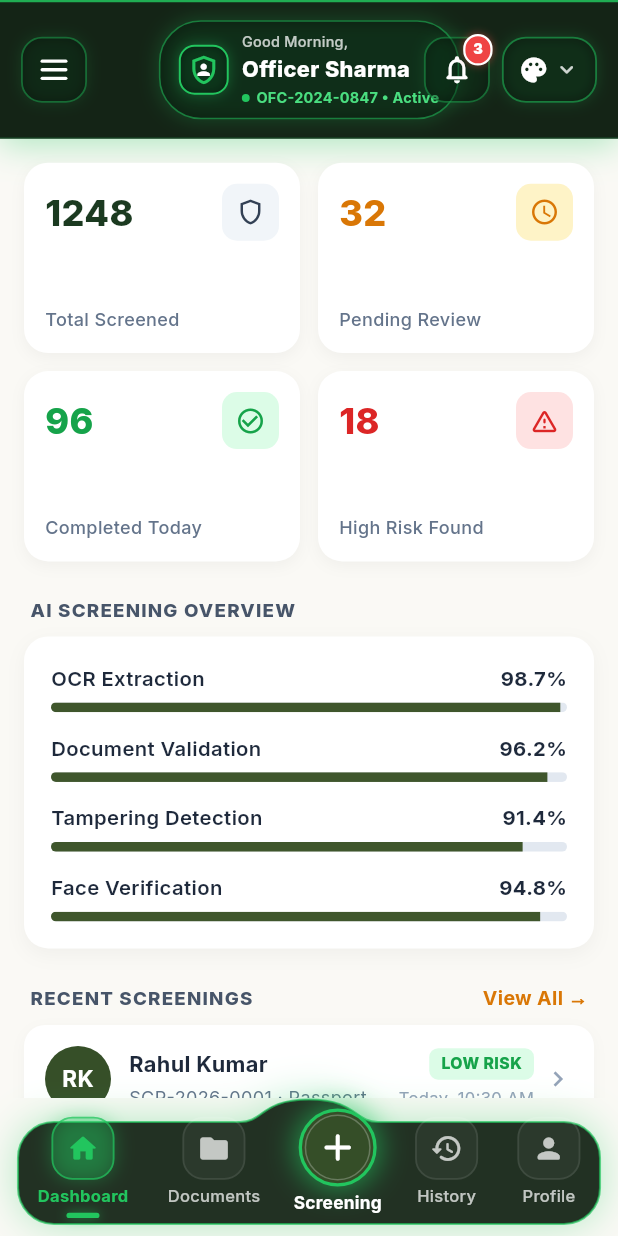
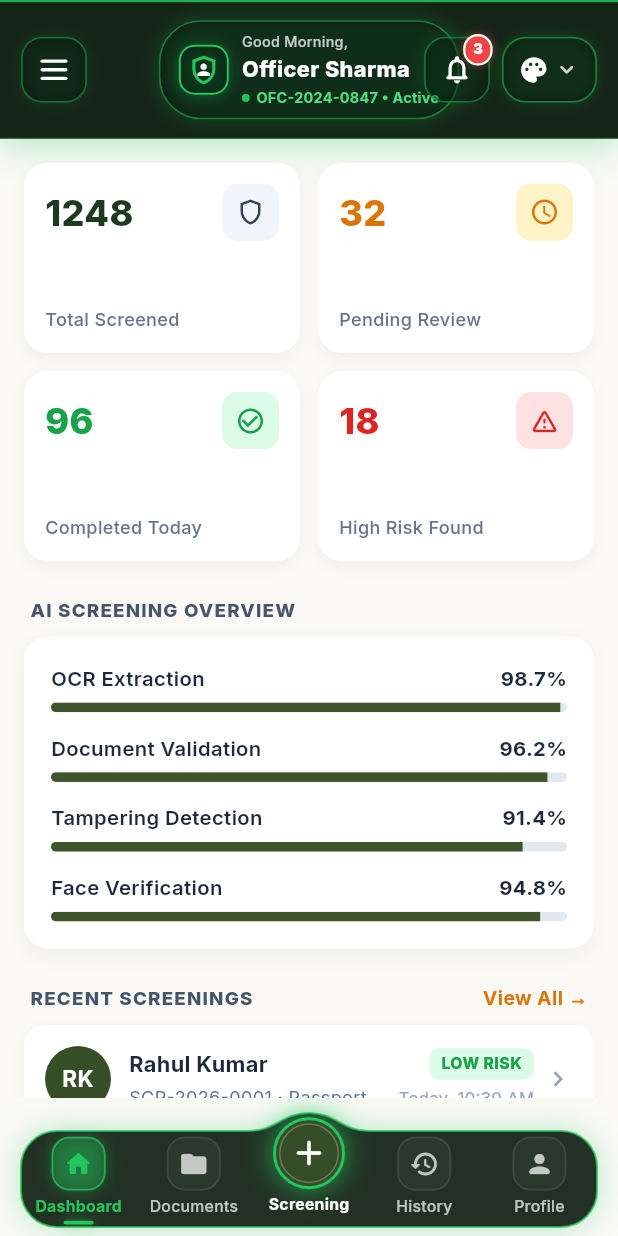
Before and after one commit to dy506214-ux/Al-Based-Fake-Identity-Document-Screening-System, a Flutter app: the screen it shows after launch, after a tap on "LOGIN", on a phone screen of 412 x 824 dp. Run offline on Flutter 3.47's test engine with Material 3 defaults, Android fonts, the phone set to English and light mode, and no system bars; our stand-ins replace dio, flutter_riverpod, flutter_secure_storage, go_router, google_fonts, image_picker; network calls fail.

Commit message:
feat: implement authenticated API client and custom glassmorphic bottom navigation shell

```diff
--- a/lib/core/network/api_client.dart
+++ b/lib/core/network/api_client.dart
@@ -19,19 +19,20 @@ class ApiClient {
           connectTimeout: const Duration(seconds: 30),
           receiveTimeout: const Duration(seconds: 30),
           headers: {
-            'Content-Type': 'application/json',
             'Accept': 'application/json',
           },
         )) {
     _dio.interceptors.add(_authInterceptor());
     if (kDebugMode) {
-      // Safe development logging without leaking sensitive payloads
-      _dio.interceptors.add(LogInterceptor(
-        responseBody: false,
-        requestBody: false,
-        requestHeader: false,
-        responseHeader: false,
-        error: true,
+      _dio.interceptors.add(InterceptorsWrapper(
+        onError: (DioException e, handler) {
+          if (kIsWeb && e.type == DioExceptionType.connectionError) {
+            debugPrint('[ApiClient] Notice: Render server offline or browser CORS preflight active. Using cache.');
+          } else {
+            debugPrint('[ApiClient] Error on ${e.requestOptions.path}: ${e.message}');
+          }
+          return handler.next(e);
+        },
       ));
     }
   }
@@ -43,11 +44,19 @@ class ApiClient {
         if (token != null) {
           options.headers['Authorization'] = 'Bearer $token';
         }
+        // Only set Content-Type if request contains payload and is not FormData
+        if (options.data != null && options.data is! FormData) {
+          options.headers['Content-Type'] = 'application/json';
+        } else if (options.data is FormData) {
+          options.headers.remove('Content-Type');
+        } else {
+          options.headers.remove('Content-Type');
+        }
         return handler.next(options);
       },
       onError: (DioException e, handler) async {
         if (e.response?.statusCode == 401) {
-          // TODO: Implement Token Refresh Logic here
+          // Token expired or unauthorized
         }
         return handler.next(e);
       },
--- a/lib/core/widgets/app_bottom_navbar.dart
+++ b/lib/core/widgets/app_bottom_navbar.dart
@@ -28,33 +28,35 @@ class AppBottomNavbar extends ConsumerWidget {
     return SafeArea(
       top: false,
       child: Container(
-        margin: const EdgeInsets.fromLTRB(12, 0, 12, 8),
-        height: 84,
+        margin: const EdgeInsets.fromLTRB(14, 0, 14, 6),
+        height: 76,
         child: LayoutBuilder(
           builder: (context, constraints) {
+            final barWidth = constraints.maxWidth;
+            const barHeight = 76.0;
+
             return Stack(
               clipBehavior: Clip.none,
               children: [
-                // 1. Futuristic Glassmorphic Custom Painter with Center Dome
+                // 1. Futuristic Glassmorphic Background with Smooth Center Dome
                 Positioned.fill(
                   child: CustomPaint(
-                    size: Size(constraints.maxWidth, 84),
+                    size: Size(barWidth, barHeight),
                     painter: NavBarBackgroundPainter(
                       backgroundColor: currentTheme.headerBackground.withValues(alpha: 0.94),
-                      borderColor: currentTheme.accentColor.withValues(alpha: 0.7),
+                      borderColor: currentTheme.accentColor.withValues(alpha: 0.72),
                       glowColor: currentTheme.glowColor,
                     ),
                   ),
                 ),
 
-                // 2. Navigation Tab Buttons Row
+                // 2. 5 Horizontally Balanced Navigation Columns
                 Positioned.fill(
                   child: Row(
-                    mainAxisAlignment: MainAxisAlignment.spaceAround,
-                    crossAxisAlignment: CrossAxisAlignment.end,
                     children: [
                       // Tab 1: Dashboard
-                      _buildNavItem(
+                      Expanded(
+                        child: _buildNavItem(
                           context: context,
                           icon: Icons.home_rounded,
                           label: 'Dashboard',
@@ -62,9 +64,11 @@ class AppBottomNavbar extends ConsumerWidget {
                           theme: currentTheme,
                           onTap: () => context.go('/dashboard'),
                         ),
+                      ),
 
                       // Tab 2: Documents
-                      _buildNavItem(
+                      Expanded(
+                        child: _buildNavItem(
                           context: context,
                           icon: Icons.folder_rounded,
                           label: 'Documents',
@@ -72,16 +76,20 @@ class AppBottomNavbar extends ConsumerWidget {
                           theme: currentTheme,
                           onTap: () => context.go('/documents'),
                         ),
+                      ),
 
-                      // Tab 3: Center Screening Action Button
-                      _ScreeningActionButton(
+                      // Tab 3: Central Raised Screening Action Button
+                      Expanded(
+                        child: _ScreeningActionButton(
                           theme: currentTheme,
                           isSelected: currentIndex == 2,
                           onTap: () => context.go('/screening'),
                         ),
+                      ),
 
                       // Tab 4: History
-                      _buildNavItem(
+                      Expanded(
+                        child: _buildNavItem(
                           context: context,
                           icon: Icons.history_rounded,
                           label: 'History',
@@ -89,15 +97,18 @@ class AppBottomNavbar extends ConsumerWidget {
                           theme: currentTheme,
                           onTap: () => context.go('/history'),
                         ),
+                      ),
 
                       // Tab 5: Profile
-                      _buildNavItem(
+                      Expanded(
+                        child: _buildNavItem(
                           context: context,
                           icon: Icons.person_rounded,
                           label: 'Profile',
                           isSelected: currentIndex == 4,
                           theme: currentTheme,
                           onTap: () => context.go('/profile'),
+                        ),
                       ),
                     ],
                   ),
@@ -128,23 +139,24 @@ class AppBottomNavbar extends ConsumerWidget {
           onTap: onTap,
           borderRadius: BorderRadius.circular(16),
           child: Padding(
-            padding: const EdgeInsets.symmetric(horizontal: 4, vertical: 4),
+            padding: const EdgeInsets.only(top: 14),
             child: Column(
               mainAxisSize: MainAxisSize.min,
+              mainAxisAlignment: MainAxisAlignment.center,
               children: [
                 // Squircle glass container for icon
                 AnimatedContainer(
                   duration: const Duration(milliseconds: 180),
-                  width: 42,
-                  height: 42,
+                  width: 36,
+                  height: 36,
                   decoration: BoxDecoration(
                     color: isSelected
                         ? theme.accentColor.withValues(alpha: 0.22)
                         : Colors.white.withValues(alpha: 0.04),
-                    borderRadius: BorderRadius.circular(14),
+                    borderRadius: BorderRadius.circular(12),
                     border: Border.all(
                       color: isSelected
-                          ? theme.accentColor.withValues(alpha: 0.7)
+                          ? theme.accentColor.withValues(alpha: 0.75)
                           : Colors.white.withValues(alpha: 0.09),
                       width: 1.2,
                     ),
@@ -152,7 +164,7 @@ class AppBottomNavbar extends ConsumerWidget {
                         ? [
                             BoxShadow(
                               color: theme.accentColor.withValues(alpha: 0.35),
-                              blurRadius: 10,
+                              blurRadius: 8,
                             ),
                           ]
                         : null,
@@ -160,7 +172,7 @@ class AppBottomNavbar extends ConsumerWidget {
                   child: Center(
                     child: Icon(
                       icon,
-                      size: 22,
+                      size: 20,
                       color: isSelected
                           ? theme.accentColor
                           : Colors.white.withValues(alpha: 0.72),
@@ -171,7 +183,7 @@ class AppBottomNavbar extends ConsumerWidget {
                 Text(
                   label,
                   style: TextStyle(
-                    fontSize: 11,
+                    fontSize: 10.5,
                     fontWeight: isSelected ? FontWeight.w700 : FontWeight.w500,
                     color: isSelected
                         ? theme.accentColor
@@ -179,20 +191,20 @@ class AppBottomNavbar extends ConsumerWidget {
                     letterSpacing: 0.2,
                   ),
                 ),
-                const SizedBox(height: 3),
+                const SizedBox(height: 2),
                 // Glowing active indicator bar
                 AnimatedContainer(
                   duration: const Duration(milliseconds: 180),
-                  width: isSelected ? 22 : 0,
-                  height: 3.5,
+                  width: isSelected ? 20 : 0,
+                  height: 2.5,
                   decoration: BoxDecoration(
                     color: isSelected ? theme.accentColor : Colors.transparent,
                     borderRadius: BorderRadius.circular(2),
                     boxShadow: isSelected
                         ? [
                             BoxShadow(
-                              color: theme.accentColor.withValues(alpha: 0.65),
-                              blurRadius: 6,
+                              color: theme.accentColor.withValues(alpha: 0.7),
+                              blurRadius: 5,
                             ),
                           ]
                         : null,
@@ -207,7 +219,7 @@ class AppBottomNavbar extends ConsumerWidget {
   }
 }
 
-/// Central Prominent Circular Elevated Action Button
+/// Central Raised Circular Action Button
 class _ScreeningActionButton extends StatefulWidget {
   final AppThemeMode theme;
   final bool isSelected;
@@ -240,40 +252,39 @@ class _ScreeningActionButtonState extends State<_ScreeningActionButton> {
             widget.onTap();
           },
           onTapCancel: () => setState(() => _isPressed = false),
-          child: Padding(
-            padding: const EdgeInsets.only(bottom: 6),
           child: Column(
             mainAxisSize: MainAxisSize.min,
+            mainAxisAlignment: MainAxisAlignment.center,
             children: [
               AnimatedScale(
                 scale: _isPressed ? 0.94 : 1.0,
                 duration: const Duration(milliseconds: 140),
                 curve: Curves.easeOutCubic,
                 child: Container(
-                    width: 52,
-                    height: 52,
+                  width: 48,
+                  height: 48,
                   decoration: BoxDecoration(
                     shape: BoxShape.circle,
                     color: widget.theme.primaryColor,
                     border: Border.all(
                       color: widget.theme.accentColor,
-                        width: 2.2,
+                      width: 2.0,
                     ),
                     boxShadow: [
                       BoxShadow(
                         color: widget.theme.accentColor.withValues(alpha: 0.65),
-                          blurRadius: 16,
-                          spreadRadius: 2,
+                        blurRadius: 14,
+                        spreadRadius: 1,
                       ),
                     ],
                   ),
                   child: Stack(
                     alignment: Alignment.center,
                     children: [
-                        // Inner translucent highlight ring
+                      // Inner highlight ring
                       Container(
-                          width: 44,
-                          height: 44,
+                        width: 40,
+                        height: 40,
                         decoration: BoxDecoration(
                           shape: BoxShape.circle,
                           border: Border.all(
@@ -285,7 +296,7 @@ class _ScreeningActionButtonState extends State<_ScreeningActionButton> {
                       const Icon(
                         Icons.add_rounded,
                         color: Colors.white,
-                          size: 30,
+                        size: 28,
                       ),
                     ],
                   ),
@@ -295,7 +306,7 @@ class _ScreeningActionButtonState extends State<_ScreeningActionButton> {
               Text(
                 'Screening',
                 style: TextStyle(
-                    fontSize: 11.5,
+                  fontSize: 10.5,
                   fontWeight: FontWeight.w700,
                   color: widget.isSelected
                       ? widget.theme.accentColor
@@ -303,8 +314,8 @@ class _ScreeningActionButtonState extends State<_ScreeningActionButton> {
                   letterSpacing: 0.2,
                 ),
               ),
+              const SizedBox(height: 4.5),
             ],
-            ),
           ),
         ),
       ),
@@ -312,7 +323,7 @@ class _ScreeningActionButtonState extends State<_ScreeningActionButton> {
   }
 }
 
-/// CustomPainter for the smooth futuristic glass navbar container with center dome
+/// Mathematically continuous, smooth CustomPainter for the navbar background with center dome
 class NavBarBackgroundPainter extends CustomPainter {
   final Color backgroundColor;
   final Color borderColor;
@@ -327,23 +338,33 @@ class NavBarBackgroundPainter extends CustomPainter {
   @override
   void paint(Canvas canvas, Size size) {
     const double cornerRadius = 24.0;
-    const double topY = 16.0;
+    const double topY = 12.0;
     final double bottomY = size.height;
     final double cx = size.width / 2;
 
     final path = Path();
 
-    // 1. Top-left flat line start
+    // 1. Start top-left corner
     path.moveTo(cornerRadius, topY);
 
-    // 2. Flat line to dome onset
-    path.lineTo(cx - 46, topY);
+    // 2. Line to dome start (cx - 40)
+    path.lineTo(cx - 40, topY);
 
-    // 3. Smooth organic arch over the center screening button
-    path.cubicTo(cx - 30, topY, cx - 32, 1, cx, 1);
-    path.cubicTo(cx + 32, 1, cx + 30, topY, cx + 46, topY);
+    // 3. Mathematically strictly monotonic C1-smooth arch over the center screening button
+    // Left half: starts horizontally at topY, arches smoothly to peak at y = 0
+    path.cubicTo(
+      cx - 22, topY, // CP1: horizontal start
+      cx - 18, 0,    // CP2: horizontal peak approach
+      cx, 0,         // Peak at cx, y=0
+    );
+    // Right half: leaves peak horizontally, lands smoothly at topY
+    path.cubicTo(
+      cx + 18, 0,    // CP3: horizontal peak departure
+      cx + 22, topY, // CP4: horizontal landing approach
+      cx + 40, topY, // Land point
+    );
 
-    // 4. Flat line to top-right corner
+    // 4. Line to top-right corner
     path.lineTo(size.width - cornerRadius, topY);
 
     // 5. Top-right rounded corner
@@ -381,19 +402,19 @@ class NavBarBackgroundPainter extends CustomPainter {
 
     path.close();
 
-    // Paint glow shadow
+    // Subtle soft glow shadow
     final glowPaint = Paint()
       ..color = glowColor
-      ..maskFilter = const MaskFilter.blur(BlurStyle.outer, 14);
+      ..maskFilter = const MaskFilter.blur(BlurStyle.outer, 10);
     canvas.drawPath(path, glowPaint);
 
-    // Paint dark glass background
+    // Dark glass background
     final fillPaint = Paint()
       ..color = backgroundColor
       ..style = PaintingStyle.fill;
     canvas.drawPath(path, fillPaint);
 
-    // Paint neon accent border
+    // Neon accent border
     final borderPaint = Paint()
       ..color = borderColor
       ..style = PaintingStyle.stroke
--- a/lib/core/widgets/main_shell.dart
+++ b/lib/core/widgets/main_shell.dart
@@ -12,7 +12,10 @@ class MainShell extends ConsumerWidget {
     return Scaffold(
       backgroundColor: const Color(0xFFFAF9F5),
       drawer: const AppNavigationDrawer(),
-      body: child,
+      body: Padding(
+        padding: const EdgeInsets.only(bottom: 10),
+        child: child,
+      ),
       bottomNavigationBar: const AppBottomNavbar(),
     );
   }
```
Lines whose indentation alone changed are shown as unchanged.
